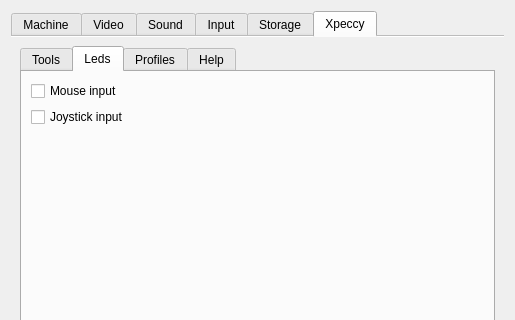
Qt form ui/setupwin.ui (samstyle/Xpeccy) before a commit; both pictures show x 0 to 515 and y 0 to 320 of the 515 by 473 pixel window.
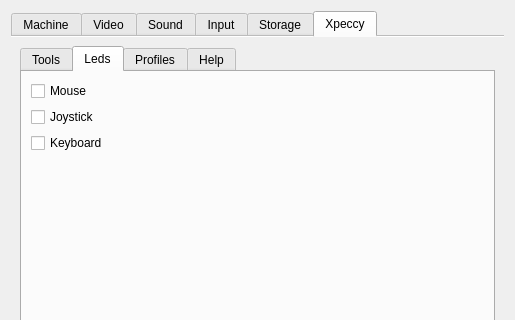
The same form after that commit. The open tabs and pages were chosen to show the change. Icons and pictures are not drawn.

Commit message: build 20141124 [+] Keyboard scan led [+] TSConf: working blitter [+] TSConf: INTMask port [*] large refactoring [*] all keys & buttons are forced to release on profile switch [*] avoid set last loaded profile layout to current profile

```diff
--- a/ui/setupwin.ui
+++ b/ui/setupwin.ui
@@ -2699,14 +2699,21 @@
                <item row="0" column="0">
                 <widget class="QCheckBox" name="cbMouseLed">
                  <property name="text">
-                  <string>Mouse input</string>
+                  <string>Mouse</string>
                  </property>
                 </widget>
                </item>
                <item row="1" column="0">
                 <widget class="QCheckBox" name="cbJoyLed">
                  <property name="text">
-                  <string>Joystick input</string>
+                  <string>Joystick</string>
+                 </property>
+                </widget>
+               </item>
+               <item row="2" column="0">
+                <widget class="QCheckBox" name="cbKeysLed">
+                 <property name="text">
+                  <string>Keyboard</string>
                  </property>
                 </widget>
                </item>
```
Left out of the diff: 3 changed lines with no effect on the pictures. The commit also changes 29 other files.
